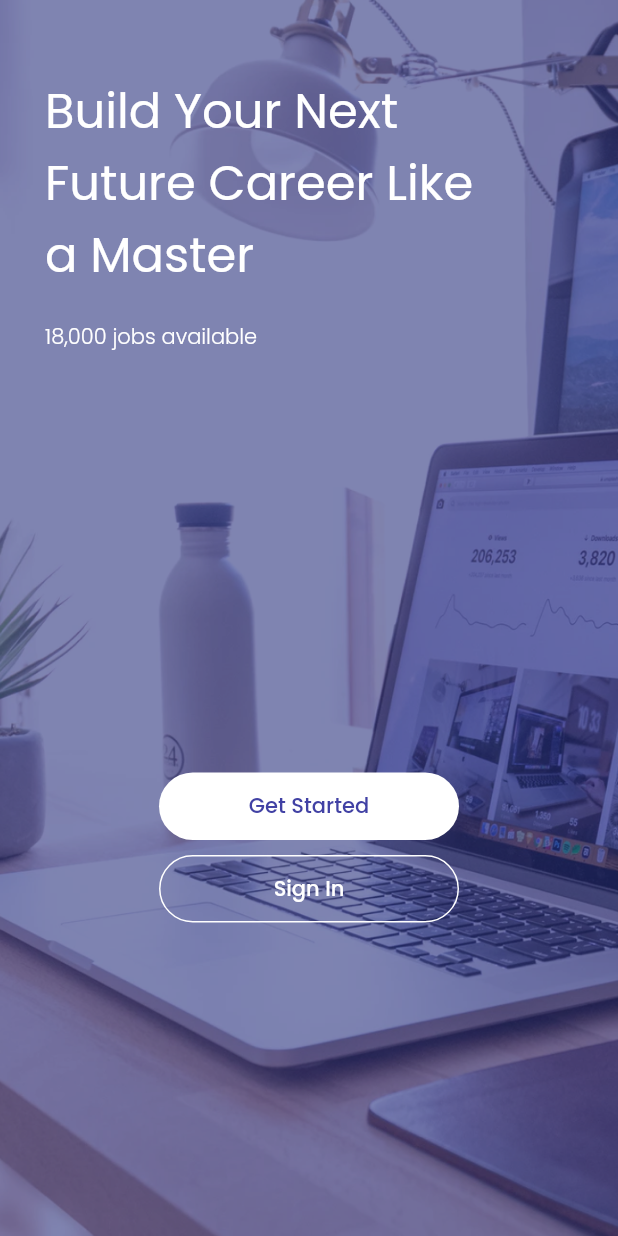
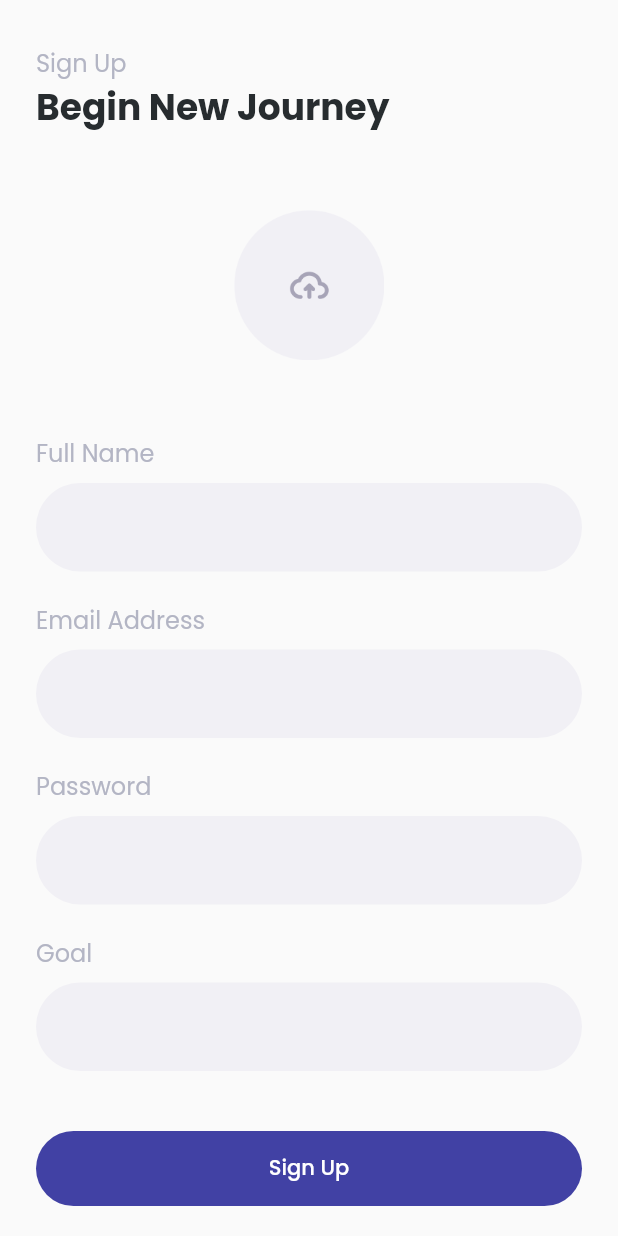
Before and after one commit to Fikialamsyah/future_job, a Flutter app: the screen it shows after launch, after a tap on "Get Started", on a phone screen of 412 x 824 dp. Run offline on Flutter 3.47's test engine with Material 2 defaults, Android fonts, the phone set to English and light mode, and no system bars; our stand-ins replace email_validator, google_fonts.

Commit message:
add sign in & sign up page

```diff
--- /dev/null
+++ b/lib/pages/SignUp_page.dart
@@ -0,0 +1,227 @@
+import 'package:flutter/material.dart';
+import 'package:future_job/pages/signIn_page.dart';
+import 'package:future_job/theme.dart';
+import 'package:email_validator/email_validator.dart';
+
+class SignUpPage extends StatefulWidget {
+  const SignUpPage({Key? key}) : super(key: key);
+
+  @override
+  _SignUpPageState createState() => _SignUpPageState();
+}
+
+class _SignUpPageState extends State<SignUpPage> {
+  bool isEmailValid = true;
+  bool isUploaded = false;
+  TextEditingController emailController = TextEditingController(text: '');
+  @override
+  Widget build(BuildContext context) {
+    Widget showedImages() {
+      return Center(
+        child: InkWell(
+          onTap: (){
+            setState(() {
+              isUploaded = !isUploaded;
+            });
+          },
+          child: Column(
+            children: [
+              Image.asset('assets/images/image_profile.png', width: 100, height: 100,)
+            ],
+          ),
+        ),
+      );
+    }
+    Widget uploadedImages() {
+      return Center(
+        child: InkWell(
+          onTap: (){
+            setState(() {
+              isUploaded = !isUploaded;
+            });
+          },
+          child: Column(
+            children: [
+              Image.asset('assets/images/icon_upload.png', width: 100, height: 100,)
+            ],
+          ),
+        ),
+      );
+    }
+    return Scaffold(
+      body: SafeArea(
+          child: SingleChildScrollView(
+            child: Padding(
+        padding: const EdgeInsets.only(top: 30, left: 24, right: 24),
+        child: Column(
+            crossAxisAlignment: CrossAxisAlignment.start,
+            children: [
+              Text(
+                'Sign Up',
+                style: greyTextColor.copyWith(fontSize: 16),
+              ),
+              Text(
+                'Begin New Journey',
+                style:
+                    blackTextStyle.copyWith(fontSize: 24, fontWeight: semiBold),
+              ),
+              SizedBox(
+                height: 50,
+              ),
+              isUploaded ? showedImages() : uploadedImages(),
+              SizedBox(height: 50,),
+              Column(
+                crossAxisAlignment: CrossAxisAlignment.start,
+                children: [
+                  Text(
+                    'Full Name',
+                    style: greyTextColor.copyWith(
+                      fontSize: 16
+                    ),
+                  ),
+                  SizedBox(height: 8,),
+                  TextFormField(
+                    decoration: InputDecoration(
+                      fillColor: inputFieldColor,
+                      filled: true,
+                      enabledBorder: OutlineInputBorder(
+                        borderSide: BorderSide.none,
+                        borderRadius: BorderRadius.circular(100)
+                      ),
+                      focusedBorder: OutlineInputBorder(
+                        borderSide: BorderSide(color: primaryColor),
+                        borderRadius: BorderRadius.circular(100)
+                      )
+                    ),
+                  ),
+                  SizedBox(height: 20,),
+                  Text(
+                    'Email Address',
+                    style: greyTextColor.copyWith(
+                        fontSize: 16
+                    ),
+                  ),
+                  SizedBox(height: 8,),
+                  TextFormField(
+                    controller: emailController,
+                    onChanged: (value) {
+                      print(value);
+                      bool isValid = EmailValidator.validate(value);
+                      print(isValid);
+                      if(isValid){
+                        setState(() {
+                          isEmailValid = true;
+                        });
+                      } else {
+                        setState(() {
+                          isEmailValid = false;
+                        });
+                      }
+                    },
+                    decoration: InputDecoration(
+                        fillColor: inputFieldColor,
+                        filled: true,
+                        enabledBorder: OutlineInputBorder(
+                            borderSide: BorderSide.none,
+                            borderRadius: BorderRadius.circular(100)
+                        ),
+                        focusedBorder: OutlineInputBorder(
+                            borderSide: BorderSide(color: isEmailValid ? primaryColor : redColor),
+                            borderRadius: BorderRadius.circular(100)
+                        ),
+                    ),
+                    style: TextStyle(
+                      color: isEmailValid ? primaryColor : redColor
+                    ),
+                  ),
+                  SizedBox(height: 20,),
+                  Text(
+                    'Password',
+                    style: greyTextColor.copyWith(
+                        fontSize: 16
+                    ),
+                  ),
+                  SizedBox(height: 8,),
+                  TextFormField(
+                    obscureText: true,
+                    decoration: InputDecoration(
+                        fillColor: inputFieldColor,
+                        filled: true,
+                        enabledBorder: OutlineInputBorder(
+                            borderSide: BorderSide.none,
+                            borderRadius: BorderRadius.circular(100)
+                        ),
+                        focusedBorder: OutlineInputBorder(
+                            borderSide: BorderSide(color: primaryColor),
+                            borderRadius: BorderRadius.circular(100)
+                        )
+                    ),
+                  ),
+                  SizedBox(height: 20,),
+                  Text(
+                    'Goal',
+                    style: greyTextColor.copyWith(
+                        fontSize: 16
+                    ),
+                  ),
+                  SizedBox(height: 8,),
+                  TextFormField(
+                    decoration: InputDecoration(
+                        fillColor: inputFieldColor,
+                        filled: true,
+                        enabledBorder: OutlineInputBorder(
+                            borderSide: BorderSide.none,
+                            borderRadius: BorderRadius.circular(100)
+                        ),
+                        focusedBorder: OutlineInputBorder(
+                            borderSide: BorderSide(color: primaryColor),
+                            borderRadius: BorderRadius.circular(100)
+                        )
+                    ),
+                  ),
+                  SizedBox(height: 40,),
+                  Center(
+                    child: Container(
+                      width: 400,
+                      height: 50,
+                      child: TextButton(
+                        onPressed: () {},
+                        style: TextButton.styleFrom(
+                            backgroundColor: primaryColor,
+                            shape: RoundedRectangleBorder(
+                                borderRadius: BorderRadius.circular(66))),
+                        child: Text(
+                          'Sign Up',
+                          style: whiteTextColor,
+                        ),
+                      ),
+                    ),
+                  ),
+                  SizedBox(height: 20,),
+                  Center(
+                    child: InkWell(
+                      onTap: () {
+                        Navigator.push(
+                            context,
+                            (MaterialPageRoute(
+                                builder: (context) => SignInPage())));
+                      },
+                      child: Padding(
+                        padding: const EdgeInsets.only(bottom: 40),
+                        child: Text(
+                          'Bak to Sign In',
+                          style: greyTextColor.copyWith(
+                              fontSize: 14, fontWeight: light),
+                        ),
+                      ),
+                    ),
+                  )
+                ],
+              )
+            ],
+        ),
+      ),
+          )),
+    );
+  }
+}
--- a/lib/pages/onBoarding_page.dart
+++ b/lib/pages/onBoarding_page.dart
@@ -1,4 +1,6 @@
 import 'package:flutter/material.dart';
+import 'package:future_job/pages/SignUp_page.dart';
+import 'package:future_job/pages/signIn_page.dart';
 import 'package:future_job/theme.dart';
 
 class OnBoardingPage extends StatelessWidget {
@@ -37,12 +39,14 @@ class OnBoardingPage extends StatelessWidget {
                     child: Column(
                       children: [
                         Padding(
-                          padding: const EdgeInsets.only(top: 280),
+                          padding: const EdgeInsets.only(top: 350),
                           child: Container(
                             width: 200,
                             height: 45,
                             child: TextButton(
-                              onPressed: () {},
+                              onPressed: () {
+                                Navigator.push(context, MaterialPageRoute(builder: (context) => SignUpPage()));
+                              },
                               child: Text(
                                 "Get Started",
                                 style: purpleTextStyle.copyWith(
@@ -63,7 +67,9 @@ class OnBoardingPage extends StatelessWidget {
                           width: 200,
                           height: 45,
                           child: OutlinedButton(
-                              onPressed: () {},
+                              onPressed: () {
+                                Navigator.pushReplacement(context, MaterialPageRoute(builder: (context) => SignInPage()));
+                              },
                               style: OutlinedButton.styleFrom(
                                   side: BorderSide(color: whiteColor),
                                   shape: RoundedRectangleBorder(
--- a/lib/pages/splash_page.dart
+++ b/lib/pages/splash_page.dart
@@ -16,7 +16,7 @@ class _SplashPageState extends State<SplashPage> {
   void initState(){
     super.initState();
     Timer(Duration(seconds: 5), (){
-      Navigator.pushReplacement(context, MaterialPageRoute(builder: (context) => OnBoardingPage()));
+      Navigator.push(context, MaterialPageRoute(builder: (context) => OnBoardingPage()));
     });
   }
   @override
--- /dev/null
+++ b/lib/widgets/upload_widget.dart
@@ -0,0 +1 @@
+import 'package:flutter/material.dart';
--- a/pubspec.yaml
+++ b/pubspec.yaml
@@ -29,6 +29,7 @@ dependencies:
   # Use with the CupertinoIcons class for iOS style icons.
   cupertino_icons: ^1.0.2
   google_fonts: ^2.1.0
+  email_validator: ^2.0.1
 
 dev_dependencies:
   flutter_test:
```
Also changed, not shown: lib/pages/signIn_page.dart (added, +176 -0 lines), pubspec.lock.
